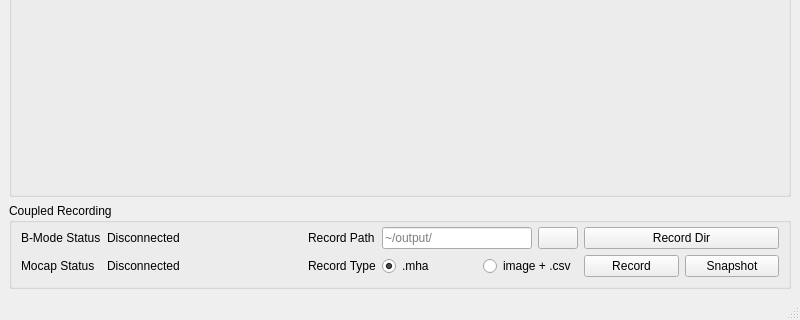
Old version of the form ui/app_acquisition.ui in the repository dacvm/BmodeMocapIntegration; both pictures show x 0 to 800 and y 680 to 1000 of the 800 by 1000 pixel window.
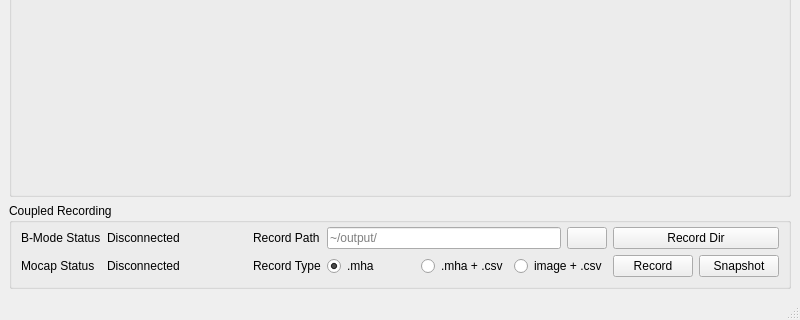
New version of the form. Icons and pictures are not drawn.

Commit message: add `.mha`+`.csv`

```diff
--- a/ui/app_acquisition.ui
+++ b/ui/app_acquisition.ui
@@ -88,7 +88,7 @@
            <item>
             <layout class="QHBoxLayout" name="horizontalLayout_3" stretch="0">
              <item>
-              <layout class="QGridLayout" name="gridLayout" columnstretch="0,1,0,1,0,1">
+              <layout class="QGridLayout" name="gridLayout" columnstretch="0,1,0,2,0,1">
                <property name="sizeConstraint">
                 <enum>QLayout::SizeConstraint::SetMinimumSize</enum>
                </property>
@@ -146,6 +146,13 @@
                    </property>
                   </widget>
                  </item>
+                 <item>
+                  <widget class="QRadioButton" name="radioButton_mhacsv">
+                   <property name="text">
+                    <string>.mha + .csv</string>
+                   </property>
+                  </widget>
+                 </item>
                  <item>
                   <widget class="QRadioButton" name="radioButton_imagecsv">
                    <property name="text">
```
The commit also changes 2 other files.
